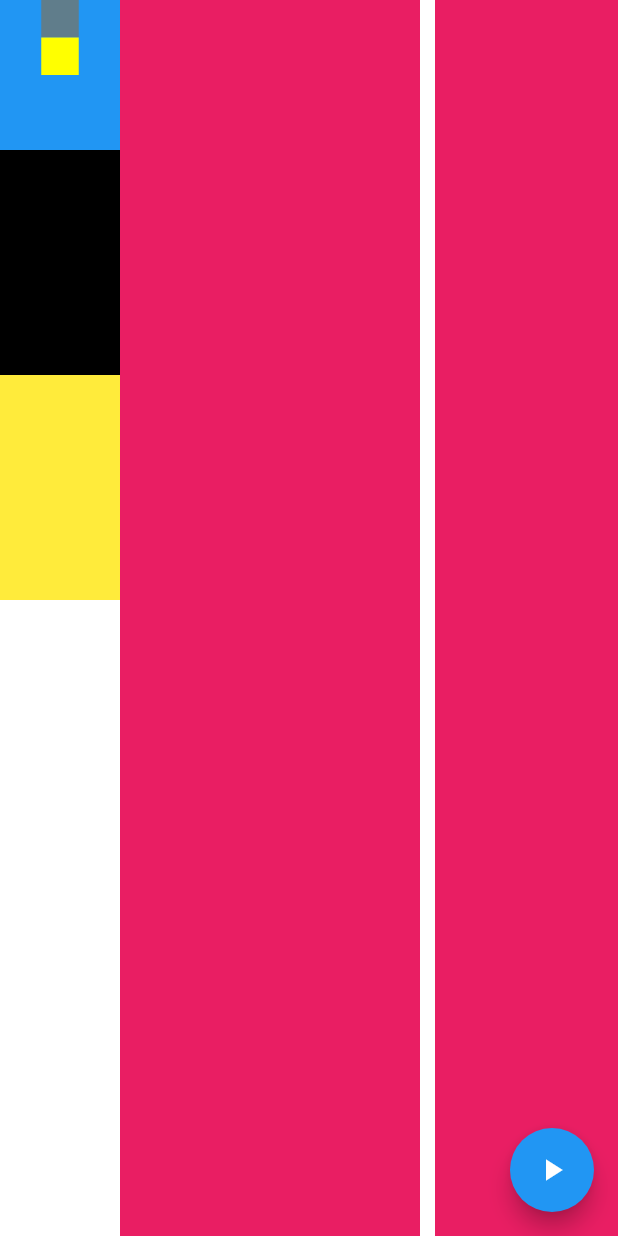
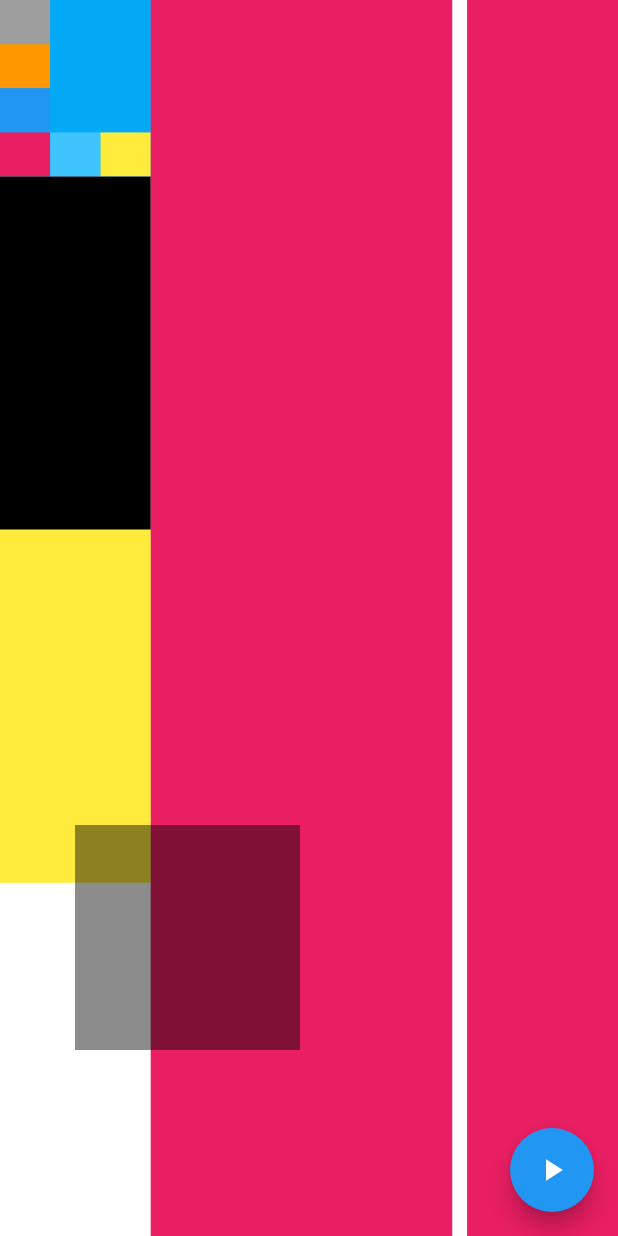
Before and after one commit to mrson88/buoi2_chalenge1, a Flutter app: the screen it shows after launch, on a phone screen of 412 x 824 dp. Run offline on Flutter 3.47's test engine with Material 2 defaults, Android fonts, the phone set to English and light mode, and no system bars.

Commit message:
thay doi

```diff
--- a/lib/main.dart
+++ b/lib/main.dart
@@ -15,71 +15,167 @@ class MyApp extends StatelessWidget {
       home: Scaffold(
         backgroundColor: Colors.pink,
         body: SafeArea(
+          child: Stack(
+            children: [
+              Container(
                 child: Row(
                   crossAxisAlignment: CrossAxisAlignment.start,
                   children: [
-              Container(
+                    Expanded(
+                      flex: 1,
+                      child: Container(
+                        child: Column(
+                          children: [
+                            Expanded(
+                              flex: 1,
+                              child: Container(
                                 child: Column(
                                   crossAxisAlignment: CrossAxisAlignment.start,
                                   children: [
-                    Container(
-                      height: 100,
-                      color: Colors.blue,
-                      child: Column(
-                        children: [
-                          Container(
-                            height: 25,
-                            width: 25,
-                            color: Colors.blueGrey,
-                          ),
-                          Container(
-                            height: 25,
-                            width: 25,
-                            color: Colors.yellowAccent,
-                          ),
-                          Container(
-                            height: 25,
-                            width: 25,
-                            color: Colors.blue,
-                          ),
-                          Container(
-                            height: 25,
+                                    Expanded(
+                                      flex: 1,
                                       child: Row(
                                         children: [
-                                Container(
-                                  height: 25,
-                                  width: 25,
-                                )
-                              ],
+                                          Expanded(
+                                            flex: 1,
+                                            child: Container(
+                                              color: Colors.grey,
                                             ),
-                          )
+                                          ),
+                                          Expanded(
+                                            flex: 2,
+                                            child: Container(
+                                              color: Colors.lightBlue,
+                                            ),
+                                          ),
                                         ],
                                       ),
                                     ),
-                    Container(
-                      height: 150,
-                      color: Colors.black,
+                                    Expanded(
+                                      flex: 1,
+                                      child: Row(
+                                        children: [
+                                          Expanded(
+                                            flex: 1,
+                                            child: Container(
+                                              color: Colors.orange,
                                             ),
-                    Container(
-                      height: 150,
-                      color: Colors.yellow,
+                                          ),
+                                          Expanded(
+                                            flex: 2,
+                                            child: Container(
+                                              color: Colors.lightBlue,
+                                            ),
                                           ),
                                         ],
                                       ),
-                height: double.infinity,
-                width: 80,
+                                    ),
+                                    Expanded(
+                                      flex: 1,
+                                      child: Row(
+                                        children: [
+                                          Expanded(
+                                            flex: 1,
+                                            child: Container(
+                                              color: Colors.blue,
+                                            ),
+                                          ),
+                                          Expanded(
+                                            flex: 2,
+                                            child: Container(
+                                              color: Colors.lightBlue,
+                                            ),
+                                          ),
+                                        ],
+                                      ),
+                                    ),
+                                    Expanded(
+                                      flex: 1,
+                                      child: Container(
+                                        child: Row(
+                                          children: [
+                                            Expanded(
+                                              flex: 1,
+                                              child: Container(
+                                                width: 25,
+                                                color: Colors.pink,
+                                              ),
+                                            ),
+                                            Expanded(
+                                              flex: 1,
+                                              child: Container(
+                                                width: 25,
+                                                color: Colors.lightBlueAccent,
+                                              ),
+                                            ),
+                                            Expanded(
+                                              flex: 1,
+                                              child: Container(
+                                                width: 25,
+                                                color: Colors.yellow,
+                                              ),
+                                            ),
+                                          ],
+                                        ),
+                                      ),
+                                    ),
+                                  ],
+                                ),
+                                color: Colors.lightBlue,
+                              ),
+                            ),
+                            Expanded(
+                              flex: 2,
+                              child: Container(
+                                color: Colors.black,
+                              ),
+                            ),
+                            Expanded(
+                              flex: 2,
+                              child: Container(
+                                color: Colors.yellow,
+                              ),
+                            ),
+                            Expanded(
+                              flex: 2,
+                              child: Container(
                                 color: Colors.white,
                               ),
-              Container(
-                height: double.infinity,
-                width: 200,
+                            ),
+                          ],
+                        ),
+                        color: Colors.white,
+                      ),
+                    ),
+                    Expanded(
+                      flex: 2,
+                      child: Container(
                         color: Colors.pink,
+                      ),
                     ),
                     SizedBox(
                       child: Container(
+                        width: 10,
                         color: Colors.white,
                       ),
-                width: 10,
+                    ),
+                    Expanded(
+                      flex: 1,
+                      child: Container(
+                        color: Colors.pink,
+                      ),
+                    ),
+                  ],
+                ),
+              ),
+              Positioned(
+                left: 50,
+                top: 550,
+                child: Container(
+                  width: 150,
+                  height: 150,
+                  color: Colors.black45,
+                ),
               ),
             ],
           ),
--- /dev/null
+++ b/lib/test.dart
@@ -0,0 +1,40 @@
+import 'package:flutter/material.dart';
+
+void main() {
+  runApp(const MyApp());
+}
+
+class MyApp extends StatelessWidget {
+  const MyApp({Key? key}) : super(key: key);
+
+  // This widget is the root of your application.
+  @override
+  Widget build(BuildContext context) {
+    return MaterialApp(
+      debugShowCheckedModeBanner: false,
+      home: Scaffold(
+        backgroundColor: Colors.pink,
+        body: SafeArea(
+          child: Row(
+            children: [
+              Expanded(
+                child: Column(),
+              ),
+              Expanded(
+                child: Container(
+                  height: double.infinity,
+                  width: 200,
+                  color: Colors.pink,
+                ),
+              )
+            ],
+          ),
+        ),
+        floatingActionButton: FloatingActionButton(
+          child: Icon(Icons.play_arrow),
+          onPressed: null,
+        ),
+      ),
+    );
+  }
+}
```
Lines whose indentation alone changed are shown as unchanged.
